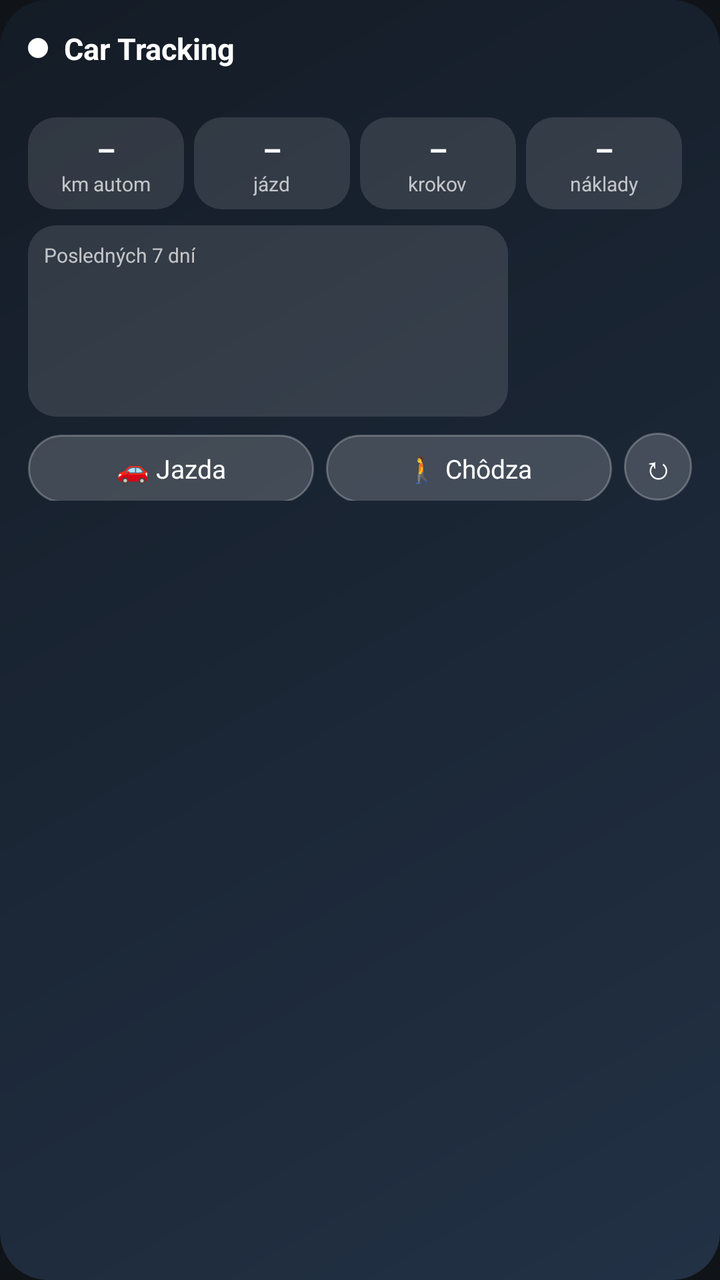
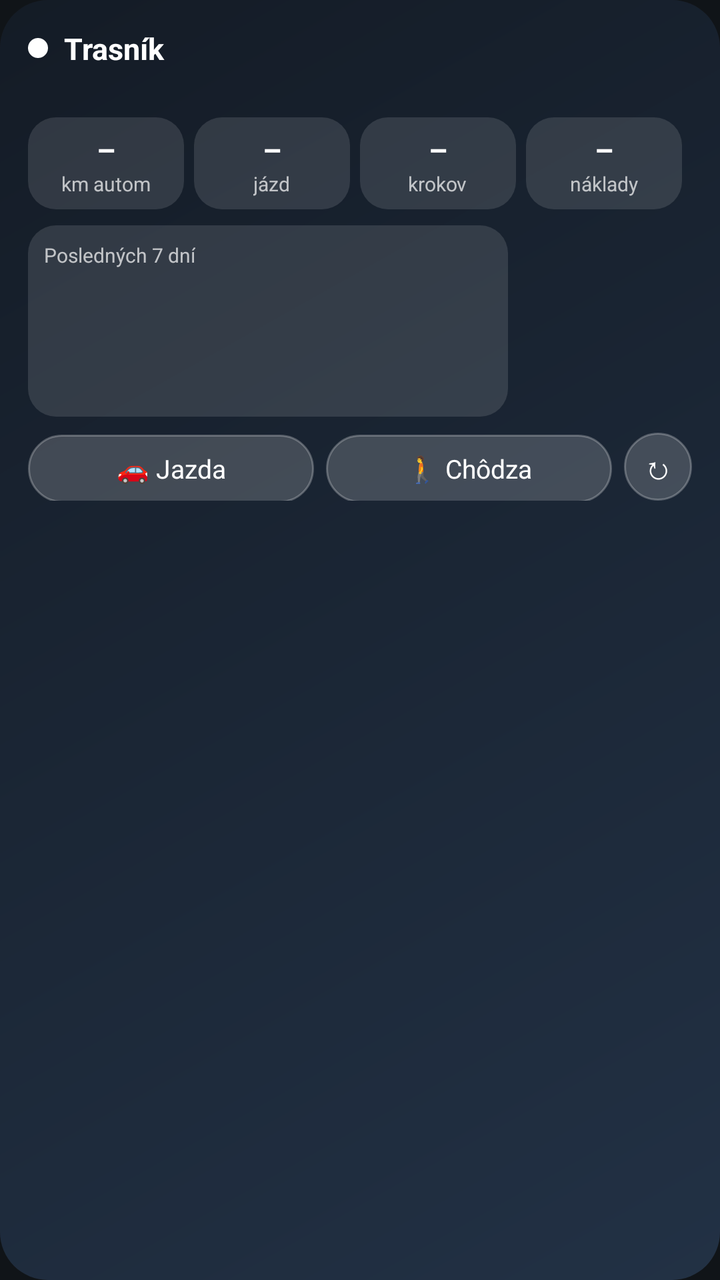

An Android layout rendered at two revisions. The XML below is the earlier revision; the diff shows what the commit changed to produce the second picture.
<!-- AndroidManifest.xml: application theme Theme.CarTracker -->
<!-- res/layout/widget_car_large.xml -->
<?xml version="1.0" encoding="utf-8"?>
<LinearLayout xmlns:android="http://schemas.android.com/apk/res/android"
    android:id="@+id/w_root"
    android:layout_width="match_parent"
    android:layout_height="match_parent"
    android:background="@drawable/widget_bg_idle"
    android:orientation="vertical"
    android:padding="14dp">

    
    <LinearLayout android:layout_width="match_parent" android:layout_height="wrap_content"
        android:gravity="center_vertical" android:orientation="horizontal">
        <ImageView android:id="@+id/w_dot" android:layout_width="10dp" android:layout_height="10dp"
            android:src="@drawable/widget_dot" />
        <TextView android:id="@+id/w_status" android:layout_width="0dp" android:layout_height="wrap_content"
            android:layout_marginStart="8dp" android:layout_weight="1" android:ellipsize="end" android:maxLines="1"
            android:text="Car Tracking" android:textColor="#FFFFFFFF" android:textSize="15sp" android:textStyle="bold" />
        <TextView android:id="@+id/w_updated" android:layout_width="wrap_content" android:layout_height="wrap_content"
            android:textColor="#80FFFFFF" android:textSize="10sp" />
    </LinearLayout>
    <TextView android:id="@+id/w_vehicle" android:layout_width="match_parent" android:layout_height="wrap_content"
        android:layout_marginStart="18dp" android:ellipsize="end" android:maxLines="1"
        android:textColor="#B3FFFFFF" android:textSize="12sp" />

    
    <LinearLayout android:id="@+id/w_live" android:layout_width="match_parent" android:layout_height="wrap_content"
        android:layout_marginTop="6dp" android:orientation="vertical" android:visibility="gone">
        <LinearLayout android:layout_width="match_parent" android:layout_height="wrap_content"
            android:gravity="center_vertical" android:orientation="horizontal">
            <TextView android:id="@+id/w_big" android:layout_width="wrap_content" android:layout_height="wrap_content"
                android:textColor="#FFFFFFFF" android:textSize="38sp" android:textStyle="bold" android:text="0" />
            <TextView android:id="@+id/w_big_unit" android:layout_width="wrap_content" android:layout_height="wrap_content"
                android:layout_marginStart="4dp" android:textColor="#B3FFFFFF" android:textSize="13sp" android:text="km/h" />
            <LinearLayout android:layout_width="0dp" android:layout_height="wrap_content" android:layout_weight="1"
                android:gravity="end|center_vertical" android:orientation="vertical">
                <Chronometer android:id="@+id/w_chrono" android:layout_width="wrap_content" android:layout_height="wrap_content"
                    android:textColor="#FFFFFFFF" android:textSize="16sp" android:textStyle="bold" />
                <TextView android:id="@+id/w_live_sub" android:layout_width="wrap_content" android:layout_height="wrap_content"
                    android:maxLines="1" android:textColor="#CCFFFFFF" android:textSize="12sp" />
            </LinearLayout>
            <ImageView android:id="@+id/w_limit" android:layout_width="44dp" android:layout_height="44dp"
                android:layout_marginStart="10dp" android:visibility="gone" />
        </LinearLayout>
    </LinearLayout>

    
    <LinearLayout android:id="@+id/w_tiles" android:layout_width="match_parent" android:layout_height="wrap_content"
        android:layout_marginTop="8dp" android:orientation="horizontal">
            <LinearLayout android:layout_width="0dp" android:layout_height="wrap_content" android:layout_weight="1"
                android:layout_marginEnd="5dp" android:background="@drawable/widget_tile" android:gravity="center"
                android:orientation="vertical" android:paddingTop="6dp" android:paddingBottom="6dp">
                <TextView android:id="@+id/w_t1" android:layout_width="wrap_content" android:layout_height="wrap_content"
                    android:maxLines="1" android:textColor="#FFFFFFFF" android:textSize="15sp" android:textStyle="bold" android:text="–" />
                <TextView android:id="@+id/w_t1l" android:layout_width="wrap_content" android:layout_height="wrap_content"
                    android:maxLines="1" android:textColor="#B3FFFFFF" android:textSize="10sp" android:text="km autom" />
            </LinearLayout>
            <LinearLayout android:layout_width="0dp" android:layout_height="wrap_content" android:layout_weight="1"
                android:layout_marginEnd="5dp" android:background="@drawable/widget_tile" android:gravity="center"
                android:orientation="vertical" android:paddingTop="6dp" android:paddingBottom="6dp">
                <TextView android:id="@+id/w_t2" android:layout_width="wrap_content" android:layout_height="wrap_content"
                    android:maxLines="1" android:textColor="#FFFFFFFF" android:textSize="15sp" android:textStyle="bold" android:text="–" />
                <TextView android:id="@+id/w_t2l" android:layout_width="wrap_content" android:layout_height="wrap_content"
                    android:maxLines="1" android:textColor="#B3FFFFFF" android:textSize="10sp" android:text="jázd" />
            </LinearLayout>
            <LinearLayout android:layout_width="0dp" android:layout_height="wrap_content" android:layout_weight="1"
                android:layout_marginEnd="5dp" android:background="@drawable/widget_tile" android:gravity="center"
                android:orientation="vertical" android:paddingTop="6dp" android:paddingBottom="6dp">
                <TextView android:id="@+id/w_t3" android:layout_width="wrap_content" android:layout_height="wrap_content"
                    android:maxLines="1" android:textColor="#FFFFFFFF" android:textSize="15sp" android:textStyle="bold" android:text="–" />
                <TextView android:id="@+id/w_t3l" android:layout_width="wrap_content" android:layout_height="wrap_content"
                    android:maxLines="1" android:textColor="#B3FFFFFF" android:textSize="10sp" android:text="krokov" />
            </LinearLayout>
            <LinearLayout android:layout_width="0dp" android:layout_height="wrap_content" android:layout_weight="1"
                android:layout_marginEnd="5dp" android:background="@drawable/widget_tile" android:gravity="center"
                android:orientation="vertical" android:paddingTop="6dp" android:paddingBottom="6dp">
                <TextView android:id="@+id/w_t4" android:layout_width="wrap_content" android:layout_height="wrap_content"
                    android:maxLines="1" android:textColor="#FFFFFFFF" android:textSize="15sp" android:textStyle="bold" android:text="–" />
                <TextView android:id="@+id/w_t4l" android:layout_width="wrap_content" android:layout_height="wrap_content"
                    android:maxLines="1" android:textColor="#B3FFFFFF" android:textSize="10sp" android:text="náklady" />
            </LinearLayout>
    </LinearLayout>

    
    <LinearLayout android:id="@+id/w_week_row" android:layout_width="match_parent" android:layout_height="wrap_content"
        android:layout_marginTop="8dp" android:gravity="center_vertical" android:orientation="horizontal">
        <LinearLayout android:id="@+id/w_chart_box" android:layout_width="0dp" android:layout_height="wrap_content" android:layout_weight="1"
            android:background="@drawable/widget_tile" android:orientation="vertical" android:padding="8dp">
            <TextView android:id="@+id/w_week_title" android:layout_width="wrap_content" android:layout_height="wrap_content"
                android:textColor="#B3FFFFFF" android:textSize="10sp" android:maxLines="1" android:ellipsize="end" android:text="Posledných 7 dní" />
            <ImageView android:id="@+id/w_chart" android:layout_width="match_parent" android:layout_height="64dp"
                android:layout_marginTop="2dp" android:scaleType="fitXY" />
        </LinearLayout>
        <ImageView android:id="@+id/w_ring" android:layout_width="86dp" android:layout_height="86dp"
            android:layout_marginStart="6dp" android:scaleType="fitCenter" />
    </LinearLayout>

    
    <TextView android:id="@+id/w_reminder" android:layout_width="match_parent" android:layout_height="wrap_content"
        android:layout_marginTop="8dp" android:ellipsize="end" android:maxLines="1" android:textColor="#FFFFD180"
        android:textSize="12sp" android:visibility="gone" />
    <TextView android:id="@+id/w_parking" android:layout_width="match_parent" android:layout_height="wrap_content"
        android:layout_marginTop="2dp" android:ellipsize="end" android:maxLines="2" android:textColor="#CCFFFFFF"
        android:textSize="12sp" android:visibility="gone" />

    
    <LinearLayout android:layout_width="match_parent" android:layout_height="wrap_content"
        android:layout_marginTop="8dp" android:orientation="horizontal">
        <TextView android:id="@+id/w_btn_drive" android:layout_width="0dp" android:layout_height="34dp"
            android:layout_marginEnd="6dp" android:layout_weight="1" android:background="@drawable/widget_btn"
            android:gravity="center" android:text="🚗 Jazda" android:textColor="#FFFFFFFF" android:textSize="13sp" />
        <TextView android:id="@+id/w_btn_walk" android:layout_width="0dp" android:layout_height="34dp"
            android:layout_marginEnd="6dp" android:layout_weight="1" android:background="@drawable/widget_btn"
            android:gravity="center" android:text="🚶 Chôdza" android:textColor="#FFFFFFFF" android:textSize="13sp" />
        <TextView android:id="@+id/w_btn_refresh" android:layout_width="34dp" android:layout_height="34dp"
            android:background="@drawable/widget_btn" android:gravity="center" android:text="↻"
            android:textColor="#FFFFFFFF" android:textSize="16sp" />
    </LinearLayout>
</LinearLayout>
<!-- resources referenced by this layout -->
<resources>
  <!-- drawable widget_bg_idle (drawable) -->
  <?xml version="1.0" encoding="utf-8"?>
  <shape xmlns:android="http://schemas.android.com/apk/res/android" android:shape="rectangle">
      <gradient android:angle="315" android:startColor="#F0141B26" android:endColor="#F0233247" android:type="linear" />
      <corners android:radius="24dp" />
  </shape>
  <!-- drawable widget_btn (drawable) -->
  <?xml version="1.0" encoding="utf-8"?>
  <shape xmlns:android="http://schemas.android.com/apk/res/android" android:shape="rectangle">
      <solid android:color="#2EFFFFFF" />
      <stroke android:width="1dp" android:color="#40FFFFFF" />
      <corners android:radius="18dp" />
  </shape>
  <!-- drawable widget_dot (drawable) -->
  <?xml version="1.0" encoding="utf-8"?>
  <shape xmlns:android="http://schemas.android.com/apk/res/android" android:shape="oval">
      <solid android:color="#FFFFFFFF" />
  </shape>
  <!-- drawable widget_tile (drawable) -->
  <?xml version="1.0" encoding="utf-8"?>
  <shape xmlns:android="http://schemas.android.com/apk/res/android" android:shape="rectangle">
      <solid android:color="#1FFFFFFF" />
      <corners android:radius="14dp" />
  </shape>
  <style name="Theme.CarTracker" parent="android:Theme.Material.NoActionBar">
          <item name="android:statusBarColor">@android:color/transparent</item>
          <item name="android:windowBackground">@color/bg</item>
      </style>
  <color name="bg">#FF101418</color>
</resources>

<!-- the commit's change to res/layout/widget_car_large.xml (unified diff, before → after) -->
@@ -14,7 +14,7 @@
             android:src="@drawable/widget_dot" />
         <TextView android:id="@+id/w_status" android:layout_width="0dp" android:layout_height="wrap_content"
             android:layout_marginStart="8dp" android:layout_weight="1" android:ellipsize="end" android:maxLines="1"
-            android:text="Car Tracking" android:textColor="#FFFFFFFF" android:textSize="15sp" android:textStyle="bold" />
+            android:text="Trasník" android:textColor="#FFFFFFFF" android:textSize="15sp" android:textStyle="bold" />
         <TextView android:id="@+id/w_updated" android:layout_width="wrap_content" android:layout_height="wrap_content"
             android:textColor="#80FFFFFF" android:textSize="10sp" />
     </LinearLayout>
